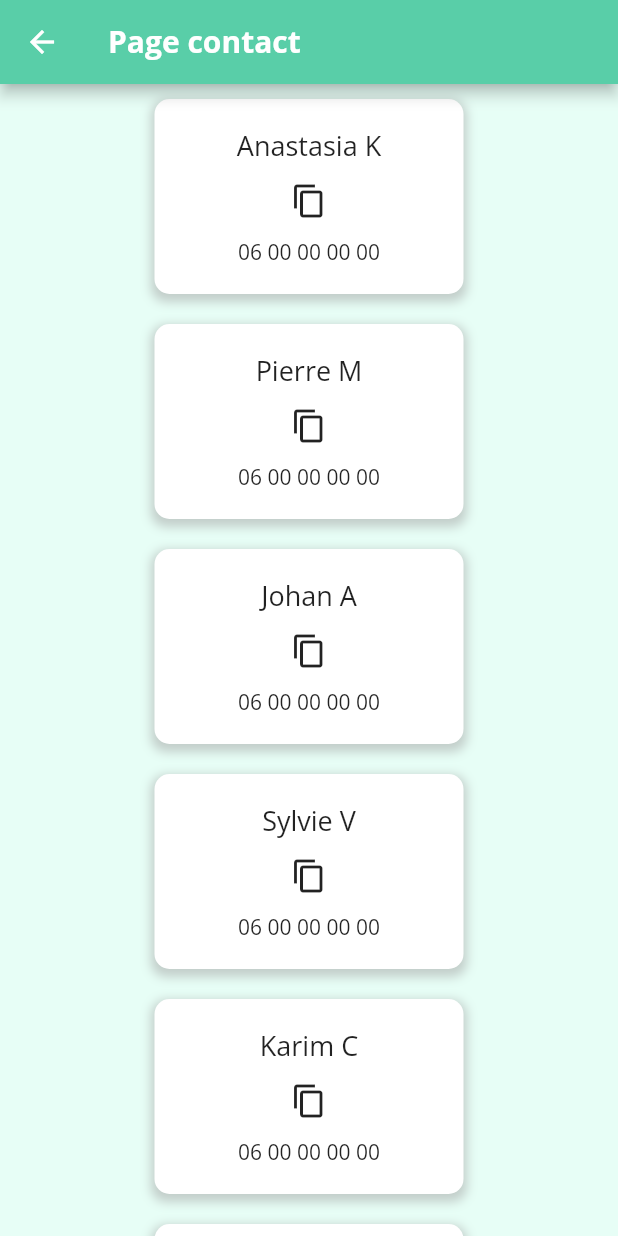
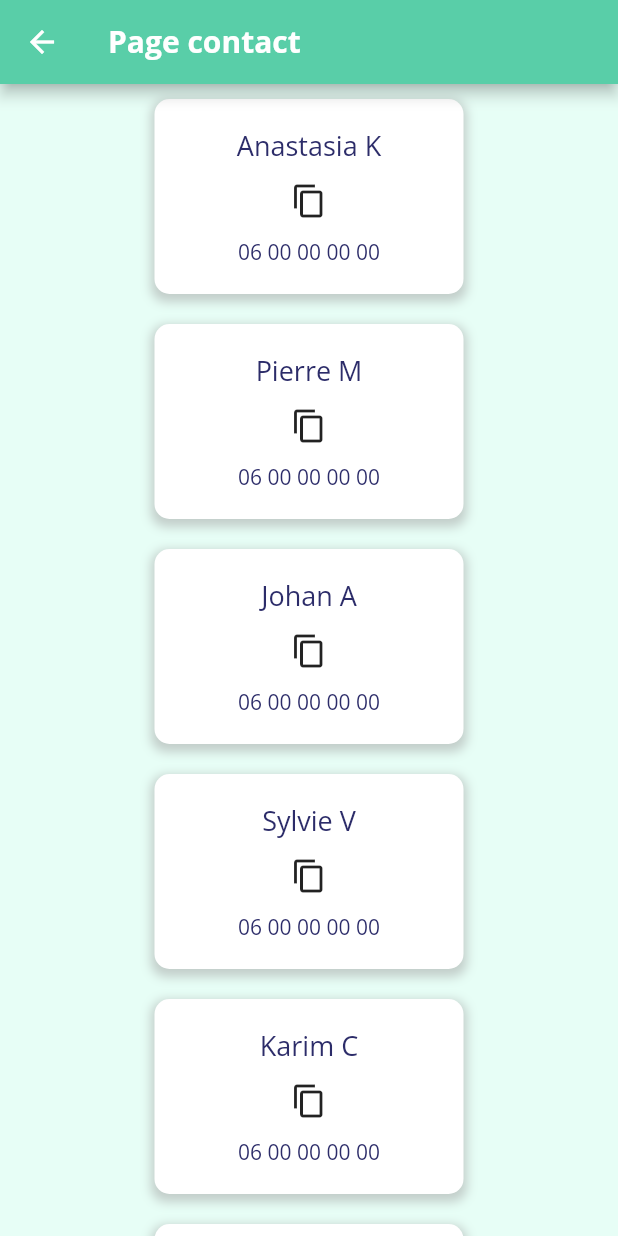
Before and after one commit to Nastiakor/mpp_exercice, a Flutter app: the screen it shows after launch, after a tap on "Page contact", on a phone screen of 412 x 824 dp. Run offline on Flutter 3.47's test engine with Material 2 defaults, Android fonts, the phone set to English and light mode, and no system bars; our stand-ins replace fluttertoast, google_fonts.

Commit message:
Quiz en cours

```diff
--- a/lib/main.dart
+++ b/lib/main.dart
@@ -75,7 +75,7 @@ class MyHomePage extends StatelessWidget {
           }
         },
       ),
-      bottomNavigationBar: MyBottomNavigationBar(),
+      bottomNavigationBar: MyBottomNavigationBar(currentIndex: 0),
     );
   }
 }
--- a/lib/style.dart
+++ b/lib/style.dart
@@ -11,8 +11,14 @@ const double buttonTextFontSize = 18.0;
 const double buttonBorderRadius = 20.0;
 
 // Text Styles
-final contactNameStyle = const TextStyle(fontSize: 18.0);
-final contactNumberStyle = const TextStyle(fontSize: 14.0);
+final contactNameStyle = const TextStyle(
+  fontSize: 18.0,
+  color: Color(0xFF2C2C69),
+);
+final contactNumberStyle = const TextStyle(
+  fontSize: 14.0,
+  color: Color(0xFF2C2C69),
+);
 
 final contactAppBarTextStyle =
     TextStyle(color: Colors.white, fontWeight: FontWeight.bold);
--- a/lib/utils/copy_phone_number.dart
+++ b/lib/utils/copy_phone_number.dart
@@ -3,7 +3,9 @@ import 'package:flutter/services.dart'; // needed for Clipboard
 import 'package:fluttertoast/fluttertoast.dart';
 
 void copyPhoneNumber(String phone) {
-  Clipboard.setData(ClipboardData(text: phone));
+  Clipboard.setData(
+    ClipboardData(text: phone),
+  );
   Fluttertoast.showToast(
     msg: 'Numéro de téléphone copié',
     toastLength: Toast.LENGTH_SHORT,
--- a/lib/utils/main_page_app_bar.dart
+++ b/lib/utils/main_page_app_bar.dart
@@ -4,6 +4,7 @@ import 'package:mpp/style.dart';
 AppBar buildMainAppBar() {
   return AppBar(
     backgroundColor: mainAppBarColor,
+    automaticallyImplyLeading: false,
     title: Row(
       mainAxisAlignment: MainAxisAlignment.start,
       children: <Widget>[
--- a/lib/widgets/bottom_navigation_bar.dart
+++ b/lib/widgets/bottom_navigation_bar.dart
@@ -1,21 +1,51 @@
 import 'package:flutter/material.dart';
+import 'package:mpp/pages/quiz.dart';
 import 'package:mpp/style.dart';
 
-class MyBottomNavigationBar extends StatelessWidget {
+class MyBottomNavigationBar extends StatefulWidget {
+  final int currentIndex;
+
+  MyBottomNavigationBar({Key? key, required this.currentIndex})
+      : super(key: key);
+
+  @override
+  State<MyBottomNavigationBar> createState() => _MyBottomNavigationBarState();
+}
+
+class _MyBottomNavigationBarState extends State<MyBottomNavigationBar> {
+  int _selectedIndex = 0;
+
   @override
   Widget build(BuildContext context) {
     return BottomNavigationBar(
+      showSelectedLabels: true,
+      showUnselectedLabels: true,
       items: const [
         BottomNavigationBarItem(
           label: 'Home',
           icon: Icon(Icons.home_filled),
         ),
         BottomNavigationBarItem(
-          label: 'Settings',
-          icon: Icon(Icons.settings),
+          label: 'Quiz',
+          icon: Icon(Icons.quiz_rounded),
         ),
       ],
       selectedItemColor: secondaryColor,
+      currentIndex: _selectedIndex,
+      onTap: (index) {
+        setState(() {
+          _selectedIndex =
+              index; // Update _selectedIndex with the new index value
+          if (_selectedIndex == 1) {
+            Navigator.push(
+              context,
+              MaterialPageRoute(
+                builder: (context) => QuizGame(),
+              ),
+            );
+          }
+        });
+      },
     );
   }
 }
```
Also changed, not shown: lib/pages/quiz.dart (added, +268 -0 lines), lib/widgets/answer.dart (added, +26 -0 lines), 1 other file.
